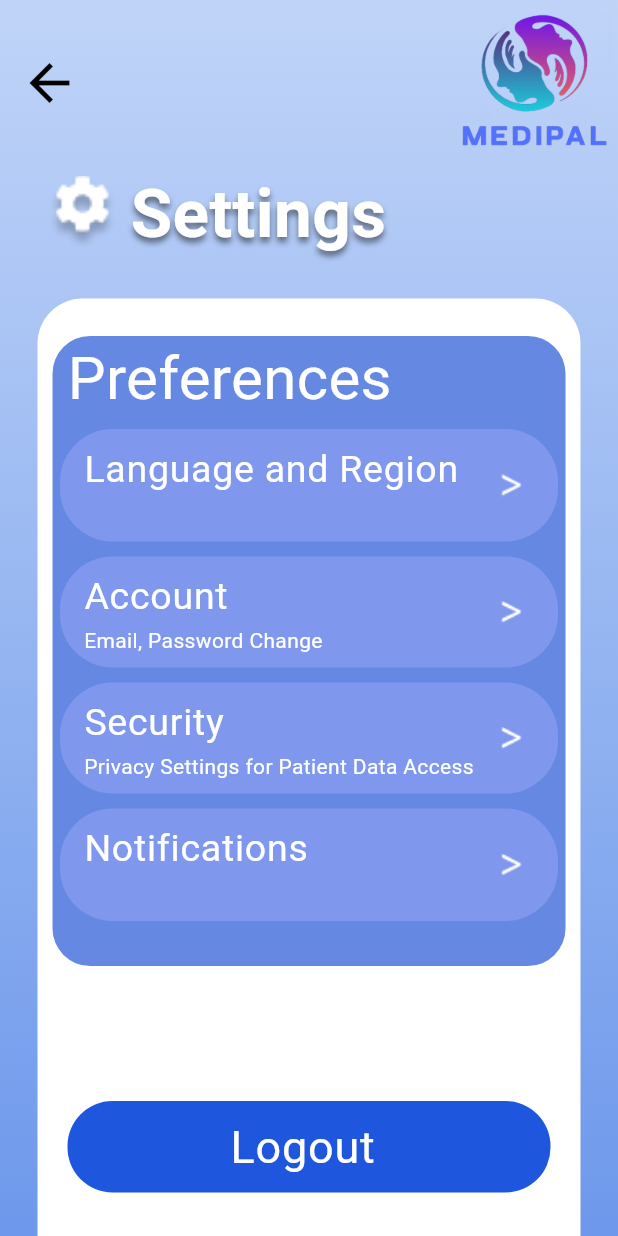
After one commit to jorkd21/MediPal, a Flutter app: the SettingsPage screen opened by its route, on a phone screen of 412 x 824 dp. The commit adds this screen. Run offline on Flutter 3.47's test engine with Material 3 defaults, Android fonts, the phone set to English and light mode, and no system bars; our stand-ins replace cloud_firestore, dropdown_search, firebase_analytics, firebase_auth, firebase_core, firebase_database and 3 more; missing offline and left inert: firebase_ui_auth; accounts and stored records are empty; generated files the repository leaves out were written again.

Commit message:
Settings UI

```diff
--- a/lib/main.dart
+++ b/lib/main.dart
@@ -26,6 +26,7 @@ import 'package:medipal/pages/signup.dart';
 import 'package:medipal/pages/login.dart';
 import 'package:medipal/objects/appointment.dart';
 import 'package:medipal/pages/appointment_page.dart';
+import 'package:medipal/pages/settings.dart';
 
 void main() async {
   // initialize firebase
@@ -61,10 +62,14 @@ class MyApp extends StatelessWidget {
         '/AppointmentPage': (context) => AppointmentPage(),
         '/ChatListPage': (context) => ChatListPage(),
         '/Dashboard': (context) => Dashboard(),
-        '/chat': (context) => ChatScreen(receiverUserEmail: '',),
-        '/UserPatients': (context) => UserPatients(user: FirebaseAuth.instance.currentUser),
+        '/chat': (context) => ChatScreen(
+              receiverUserEmail: '',
+            ),
+        '/UserPatients': (context) =>
+            UserPatients(user: FirebaseAuth.instance.currentUser),
         '/ChatListTest': (context) => ChatList(),
         '/AppointmentForm': (context) => AppointmentForm(),
+        '/Settings': (context) => SettingsPage(),
       },
     );
   }
@@ -108,6 +113,7 @@ class HomePage extends StatelessWidget {
             ButtonWidget('UserPatients', '/UserPatients'),
             ButtonWidget('ChatListTest', '/ChatListTest'),
             ButtonWidget('AppointmentForm', '/AppointmentForm'),
+            ButtonWidget('Settings', '/Settings'),
             /* FirebaseAuth.instance.currentUser != null
                 ? Align(
                     alignment: Alignment.bottomCenter,
--- /dev/null
+++ b/lib/pages/settings.dart
@@ -0,0 +1,299 @@
+import 'package:flutter/material.dart';
+import 'package:medipal/constant/images.dart';
+
+class SettingsPage extends StatelessWidget {
+  @override
+  Widget build(BuildContext context) {
+    return Scaffold(
+      body: Container(
+        color: Colors.white,
+        child: Stack(
+          children: [
+            Container(
+              width: MediaQuery.of(context).size.width,
+              height: MediaQuery.of(context).size.height,
+              decoration: const BoxDecoration(
+                gradient: LinearGradient(
+                  begin: Alignment.bottomCenter,
+                  end: Alignment.topCenter,
+                  colors: [
+                    Color(0xFF6D98EB), // Light blue at the bottom
+                    Color.fromARGB(255, 192, 212, 248), // White at top
+                  ],
+                ),
+              ),
+            ),
+            Padding(
+              padding: EdgeInsets.all(5),
+              child: Column(
+                crossAxisAlignment: CrossAxisAlignment.start,
+                children: [
+                  Row(
+                    mainAxisAlignment: MainAxisAlignment.spaceBetween,
+                    children: [
+                      Container(
+                        width: 50, // Fixed width for back arrow
+                        child: IconButton(
+                          icon: const Icon(Icons.arrow_back,
+                              color: Colors.black, size: 40),
+                          onPressed: () {
+                            Navigator.of(context).pop();
+                          },
+                        ),
+                      ),
+                      Container(
+                        height: 100.0,
+                        width: 100.0,
+                        child: Image.asset(
+                          myImage,
+                        ),
+                      ),
+                    ],
+                  ),
+                  Padding(
+                    padding: const EdgeInsets.only(top: 5),
+                    child: Row(
+                      children: [
+                        SizedBox(width: 25),
+                        Image.asset(
+                          'assets/cog.png',
+                          fit: BoxFit.contain,
+                          width: 50,
+                          height: 50,
+                        ),
+                        SizedBox(
+                          width: 7,
+                        ), // Add some space between the image and the text
+                        Text(
+                          'Settings',
+                          style: TextStyle(
+                            fontSize: 45,
+                            fontWeight: FontWeight.bold,
+                            color: Colors.white,
+                            shadows: [
+                              Shadow(
+                                color: Colors.black.withOpacity(0.5),
+                                offset: const Offset(0, 3),
+                                blurRadius: 5,
+                              ),
+                            ],
+                          ),
+                        ),
+                      ],
+                    ),
+                  ),
+                  SingleChildScrollView(
+                    child: ListView(
+                      shrinkWrap: true,
+                      children: [
+                        Padding(
+                          padding: EdgeInsets.only(
+                            top: 5.0,
+                          ),
+                          child: ListView(
+                            shrinkWrap: true,
+                            children: [
+                              FractionallySizedBox(
+                                widthFactor: 1.0,
+                                child: Container(
+                                  margin: EdgeInsets.all(10.0),
+                                  padding: EdgeInsets.all(10.0),
+                                  child: Container(
+                                    height: 684.0,
+                                    decoration: BoxDecoration(
+                                      color: Colors.white,
+                                      borderRadius: BorderRadius.circular(30.0),
+                                    ),
+                                    child: Column(
+                                      children: [
+                                        Container(
+                                          margin: EdgeInsets.symmetric(
+                                              horizontal: 10.0, vertical: 25.0),
+                                          height: 420.0,
+                                          decoration: BoxDecoration(
+                                            color: Color(0xFF6589e3),
+                                            borderRadius:
+                                                BorderRadius.circular(25.0),
+                                          ),
+                                          child: Column(
+                                            children: [
+                                              Container(
+                                                alignment: Alignment.centerLeft,
+                                                child: Padding(
+                                                  padding: EdgeInsets.only(
+                                                      left:
+                                                          10.0), // Add 10 pixels of padding to the left side
+                                                  child: Text(
+                                                    'Preferences',
+                                                    style: TextStyle(
+                                                        color: Colors.white,
+                                                        fontSize: 40.0),
+                                                  ),
+                                                ),
+                                              ),
+                                              Container(
+                                                margin: EdgeInsets.all(5.0),
+                                                decoration: BoxDecoration(
+                                                  color: Color(0xFF7f97ed),
+                                                  borderRadius:
+                                                      BorderRadius.circular(
+                                                          35.0),
+                                                ),
+                                                child: ListTile(
+                                                  trailing: Image.asset(
+                                                      'assets/arrow.png'),
+                                                  title: Text(
+                                                    'Language and Region',
+                                                    style: TextStyle(
+                                                      color: Colors.white,
+                                                      fontSize: 25.0,
+                                                    ),
+                                                  ),
+                                                  subtitle: Text(
+                                                    '',
+                                                    style: TextStyle(
+                                                      color: Colors.white,
+                                                    ),
+                                                  ),
+                                                  onTap: () {
+                                                    // Navigate to Account settings page
+                                                  },
+                                                ),
+                                              ),
+                                              // Add other ListTile widgets for settings
+                                              Container(
+                                                margin: EdgeInsets.all(5.0),
+                                                decoration: BoxDecoration(
+                                                  color: Color(0xFF7f97ed),
+                                                  borderRadius:
+                                                      BorderRadius.circular(
+                                                          35.0),
+                                                ),
+                                                child: ListTile(
+                                                  trailing: Image.asset(
+                                                      'assets/arrow.png'),
+                                                  title: Text(
+                                                    'Account',
+                                                    style: TextStyle(
+                                                      color: Colors.white,
+                                                      fontSize: 25.0,
+                                                    ),
+                                                  ),
+                                                  subtitle: Text(
+                                                    'Email, Password Change',
+                                                    style: TextStyle(
+                                                      color: Colors.white,
+                                                    ),
+                                                  ),
+                                                  onTap: () {
+                                                    // Navigate to Security settings page
+                                                  },
+                                                ),
+                                              ),
+                                              Container(
+                                                margin: EdgeInsets.all(5.0),
+                                                decoration: BoxDecoration(
+                                                  color: Color(0xFF7f97ed),
+                                                  borderRadius:
+                                                      BorderRadius.circular(
+                                                          35.0),
+                                                ),
+                                                child: ListTile(
+                                                  trailing: Image.asset(
+                                                      'assets/arrow.png'),
+                                                  title: Text(
+                                                    'Security',
+                                                    style: TextStyle(
+                                                      color: Colors.white,
+                                                      fontSize: 25.0,
+                                                    ),
+                                                  ),
+                                                  subtitle: Text(
+                                                    'Privacy Settings for Patient Data Access',
+                                                    style: TextStyle(
+                                                      color: Colors.white,
+                                                    ),
+                                                  ),
+                                                  onTap: () {
+                                                    // Navigate to Security settings page
+                                                  },
+                                                ),
+                                              ),
+                                              Container(
+                                                margin: EdgeInsets.all(5.0),
+                                                decoration: BoxDecoration(
+                                                  color: Color(0xFF7f97ed),
+                                                  borderRadius:
+                                                      BorderRadius.circular(
+                                                          35.0),
+                                                ),
+                                                child: ListTile(
+                                                  trailing: Image.asset(
+                                                      'assets/arrow.png'),
+                                                  title: Text(
+                                                    'Notifications',
+                                                    style: TextStyle(
+                                                      color: Colors.white,
+                                                      fontSize: 25.0,
+                                                    ),
+                                                  ),
+                                                  subtitle: Text(
+                                                    '',
+                                                    style: TextStyle(
+                                                      color: Colors.white,
+                                                    ),
+                                                  ),
+                                                  onTap: () {
+                                                    // Navigate to Security settings page
+                                                  },
+                                                ),
+                                              ),
+                                            ],
+                                          ),
+                                        ),
+                                        SizedBox(
+                                            height:
+                                                65), // Added space between boxes
+                                        Container(
+                                          width: double.infinity,
+                                          margin: EdgeInsets.symmetric(
+                                              horizontal: 20),
+                                          decoration: BoxDecoration(
+                                            color: Color(0xFF1f56de),
+                                            borderRadius:
+                                                BorderRadius.circular(30.0),
+                                          ),
+                                          child: ListTile(
+                                            title: Text(
+                                              'Logout',
+                                              textAlign: TextAlign.center,
+                                              style: TextStyle(
+                                                color: Colors.white,
+                                                fontSize: 30.0,
+                                              ),
+                                            ),
+                                            onTap: () {
+                                              // Handle logout action
+                                            },
+                                          ),
+                                        ),
+                                      ],
+                                    ),
+                                  ),
+                                ),
+                              ),
+                            ],
+                          ),
+                        ),
+                      ],
+                    ),
+                  ),
+                ],
+              ),
+            ),
+          ],
+        ),
+      ),
+    );
+  }
+}
```
Also changed, not shown: assets/arrow.png (added), assets/cog.png (added).
